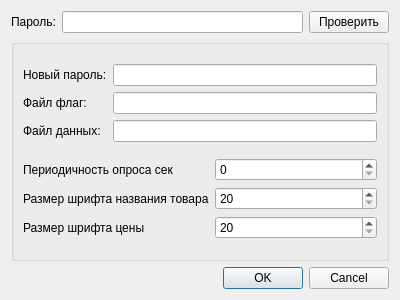
The window that settingsdialog.ui (JupiterSoft/ValeraTamasha) describes before a commit, drawn with Qt 5.
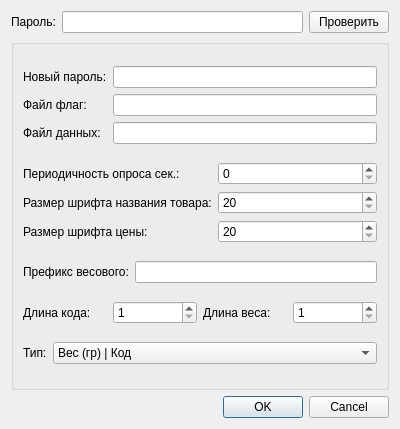
The same window after the commit.

What changed in the file:
```diff
--- a/settingsdialog.ui
+++ b/settingsdialog.ui
@@ -7,7 +7,7 @@
     <x>0</x>
     <y>0</y>
     <width>400</width>
-    <height>300</height>
+    <height>429</height>
    </rect>
   </property>
   <property name="windowTitle">
@@ -94,21 +94,21 @@
           <item>
            <widget class="QLabel" name="label_4">
             <property name="text">
-             <string>Периодичность опроса сек</string>
+             <string>Периодичность опроса сек.:</string>
             </property>
            </widget>
           </item>
           <item>
            <widget class="QLabel" name="label_5">
             <property name="text">
-             <string>Размер шрифта названия товара</string>
+             <string>Размер шрифта названия товара:</string>
             </property>
            </widget>
           </item>
           <item>
            <widget class="QLabel" name="label_6">
             <property name="text">
-             <string>Размер шрифта цены</string>
+             <string>Размер шрифта цены:</string>
             </property>
            </widget>
           </item>
@@ -147,6 +147,99 @@
         </item>
        </layout>
       </item>
+      <item>
+       <layout class="QHBoxLayout" name="horizontalLayout_4">
+        <item>
+         <widget class="QLabel" name="label_7">
+          <property name="text">
+           <string>Префикс весового:</string>
+          </property>
+         </widget>
+        </item>
+        <item>
+         <widget class="QLineEdit" name="leWPrefix"/>
+        </item>
+       </layout>
+      </item>
+      <item>
+       <layout class="QHBoxLayout" name="horizontalLayout_5">
+        <item>
+         <widget class="QLabel" name="label_8">
+          <property name="text">
+           <string>Длина кода:</string>
+          </property>
+         </widget>
+        </item>
+        <item>
+         <widget class="QSpinBox" name="sbWCode">
+          <property name="minimum">
+           <number>1</number>
+          </property>
+          <property name="maximum">
+           <number>12</number>
+          </property>
+         </widget>
+        </item>
+        <item>
+         <widget class="QLabel" name="label_9">
+          <property name="text">
+           <string>Длина веса:</string>
+          </property>
+         </widget>
+        </item>
+        <item>
+         <widget class="QSpinBox" name="sbWWeight">
+          <property name="minimum">
+           <number>1</number>
+          </property>
+          <property name="maximum">
+           <number>12</number>
+          </property>
+         </widget>
+        </item>
+       </layout>
+      </item>
+      <item>
+       <layout class="QHBoxLayout" name="horizontalLayout_6">
+        <item>
+         <widget class="QLabel" name="label_10">
+          <property name="text">
+           <string>Тип:</string>
+          </property>
+         </widget>
+        </item>
+        <item>
+         <widget class="QComboBox" name="cmbWS">
+          <property name="sizePolicy">
+           <sizepolicy hsizetype="Expanding" vsizetype="Fixed">
+            <horstretch>0</horstretch>
+            <verstretch>0</verstretch>
+           </sizepolicy>
+          </property>
+          <item>
+           <property name="text">
+            <string>Вес (гр) | Код</string>
+           </property>
+          </item>
+          <item>
+           <property name="text">
+            <string>Код | Вес (гр)</string>
+           </property>
+          </item>
+          <item>
+           <property name="text">
+            <string>Вес (кг) | Код</string>
+           </property>
+          </item>
+          <item>
+           <property name="text">
+            <string>Код | Вес (кг)</string>
+           </property>
+          </item>
+         </widget>
+        </item>
+       </layout>
+      </item>
      </layout>
     </widget>
    </item>
```
